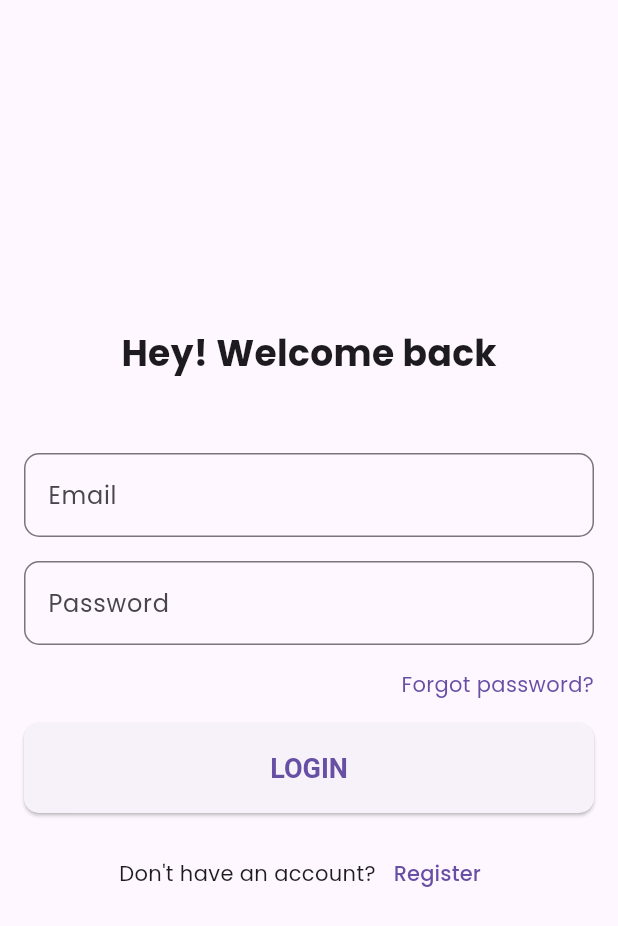
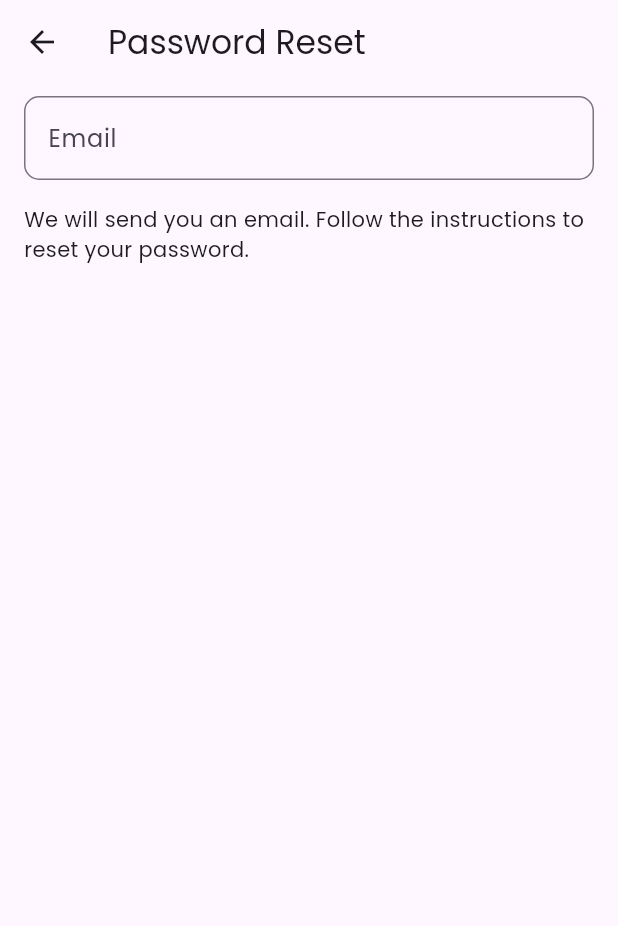
Before and after one commit to chauhan2b/news_app, a Flutter app: the screen it shows after launch, after a tap on "Forgot password?", on a phone screen of 412 x 824 dp. Shown: the top 926 px of the screen. Run offline on Flutter 3.47's test engine with Material 3 defaults, Android fonts, the phone set to English and light mode, and no system bars; drawn by our look-alikes of dynamic_color, flutter_form_builder; our stand-ins replace firebase_auth, firebase_core, flutter_riverpod, form_builder_validators, freezed_annotation, go_router and 6 more; accounts and stored records are empty; generated files the repository leaves out were written again.

Commit message:
Allow user to reset their password

```diff
--- a/lib/common/auth_text_field.dart
+++ b/lib/common/auth_text_field.dart
@@ -10,6 +10,7 @@ class AuthTextField extends StatelessWidget {
     this.keyboardType,
     required this.name,
     this.validator,
+    this.onSubmitted,
   });
   final TextEditingController controller;
   final String title;
@@ -17,6 +18,7 @@ class AuthTextField extends StatelessWidget {
   final TextInputType? keyboardType;
   final String name;
   final FormFieldValidator<String?>? validator;
+  final void Function(String?)? onSubmitted;
 
   @override
   Widget build(BuildContext context) {
@@ -34,6 +36,7 @@ class AuthTextField extends StatelessWidget {
         ),
       ),
       validator: validator,
+      onSubmitted: onSubmitted,
     );
   }
 }
--- a/lib/repositories/auth_repository.dart
+++ b/lib/repositories/auth_repository.dart
@@ -51,6 +51,10 @@ class AuthRepository {
       throw Exception('Some error occurred. Please try again.');
     }
   }
+
+  Future<void> resetPassword(String email) async {
+    await _firebaseAuth.sendPasswordResetEmail(email: email);
+  }
 }
 
 @Riverpod(keepAlive: true)
--- a/lib/routing/router.dart
+++ b/lib/routing/router.dart
@@ -1,5 +1,6 @@
 import 'package:flutter_riverpod/flutter_riverpod.dart';
 import 'package:go_router/go_router.dart';
+import 'package:news_app/screens/auth/password_reset_screen.dart';
 import 'package:news_app/screens/settings/manage_sources.dart';
 import 'package:news_app/screens/feed/my_feed.dart';
 import 'package:news_app/screens/feed/search_results.dart';
@@ -18,6 +19,7 @@ enum AppRoute {
   searchResults,
   manageSources,
   loginScreen,
+  passwordReset,
 }
 
 final goRouterProvider = Provider<GoRouter>((ref) {
@@ -25,10 +27,16 @@ final goRouterProvider = Provider<GoRouter>((ref) {
     initialLocation: '/home-screen',
     routes: [
       GoRoute(
-        name: AppRoute.loginScreen.name,
-        path: '/login',
-        builder: (context, state) => LoginScreen(),
-      ),
+          name: AppRoute.loginScreen.name,
+          path: '/login',
+          builder: (context, state) => LoginScreen(),
+          routes: [
+            GoRoute(
+              name: AppRoute.passwordReset.name,
+              path: 'password-reset',
+              builder: (context, state) => PasswordResetScreen(),
+            ),
+          ]),
       GoRoute(
         name: AppRoute.homeScreen.name,
         path: '/home-screen',
@@ -69,6 +77,12 @@ final goRouterProvider = Provider<GoRouter>((ref) {
     ],
     redirect: (context, state) {
       final authState = ref.watch(authStateChangesProvider);
+
+      // this allows user to go to password reset screen if user is not logged in
+      if (state.uri.path == '/login/password-reset') {
+        return '/login/password-reset';
+      }
+
       if (authState.value == null) {
         return '/login';
       } else if (authState.value != null && state.uri.path == '/login') {
--- a/lib/screens/auth/login_screen.dart
+++ b/lib/screens/auth/login_screen.dart
@@ -5,6 +5,7 @@ import 'package:go_router/go_router.dart';
 import 'package:news_app/controller/auth_sign_in_controller.dart';
 import 'package:news_app/providers/register_state.dart';
 import 'package:form_builder_validators/form_builder_validators.dart';
+import 'package:news_app/routing/router.dart';
 
 import '../../common/auth_text_field.dart';
 
@@ -124,7 +125,9 @@ class LoginScreen extends ConsumerWidget {
                     child: Align(
                       alignment: Alignment.bottomRight,
                       child: GestureDetector(
-                        onTap: () {},
+                        onTap: () {
+                          context.pushNamed(AppRoute.passwordReset.name);
+                        },
                         child: Text(
                           'Forgot password?',
                           style: TextStyle(
--- /dev/null
+++ b/lib/screens/auth/password_reset_screen.dart
@@ -0,0 +1,66 @@
+import 'package:flutter/material.dart';
+import 'package:flutter_form_builder/flutter_form_builder.dart';
+import 'package:flutter_riverpod/flutter_riverpod.dart';
+import 'package:form_builder_validators/form_builder_validators.dart';
+import 'package:go_router/go_router.dart';
+import 'package:news_app/common/auth_text_field.dart';
+import 'package:news_app/repositories/auth_repository.dart';
+
+class PasswordResetScreen extends ConsumerWidget {
+  PasswordResetScreen({super.key});
+
+  final _controller = TextEditingController();
+  final _formKey = GlobalKey<FormBuilderState>();
+
+  @override
+  Widget build(BuildContext context, WidgetRef ref) {
+    return Scaffold(
+      appBar: AppBar(
+        title: const Text('Password Reset'),
+      ),
+      body: Padding(
+        padding: const EdgeInsets.symmetric(horizontal: 16.0, vertical: 8.0),
+        child: Column(
+          children: [
+            FormBuilder(
+              key: _formKey,
+              child: AuthTextField(
+                controller: _controller,
+                name: 'passwordResetEmail',
+                title: 'Email',
+                keyboardType: TextInputType.emailAddress,
+                validator: FormBuilderValidators.email(),
+                onSubmitted: (value) {
+                  if (_formKey.currentState!.saveAndValidate()) {
+                    ref
+                        .read(authRepositoryProvider)
+                        .resetPassword(_controller.text.trim());
+
+                    // show dialog box to notify user that email has been sent
+                    showDialog(
+                      context: context,
+                      builder: (context) => AlertDialog(
+                        title: const Text('Email Sent'),
+                        content: const Text(
+                            'Check your email address for a password reset link.'),
+                        actions: [
+                          TextButton(
+                            onPressed: () => context.pop(),
+                            child: const Text('OK'),
+                          ),
+                        ],
+                      ),
+                    );
+                  }
+                },
+              ),
+            ),
+            const SizedBox(height: 16.0),
+            const Text(
+                'We will send you an email. Follow the instructions to reset your password.'),
+          ],
+        ),
+      ),
+    );
+  }
+}
```
